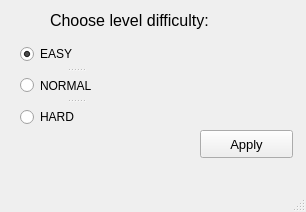
germanivanov0719/Racing, file gameplay/highway_menu/select_level_menu.ui: the form before one commit.
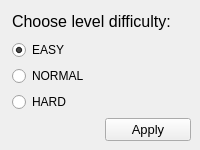
The form after the commit.

Patch:
```diff
--- a/gameplay/highway_menu/select_level_menu.ui
+++ b/gameplay/highway_menu/select_level_menu.ui
@@ -6,8 +6,8 @@
    <rect>
     <x>0</x>
     <y>0</y>
-    <width>306</width>
-    <height>212</height>
+    <width>200</width>
+    <height>150</height>
    </rect>
   </property>
   <property name="sizePolicy">
@@ -18,8 +18,8 @@
   </property>
   <property name="minimumSize">
    <size>
-    <width>306</width>
-    <height>212</height>
+    <width>200</width>
+    <height>150</height>
    </size>
   </property>
   <property name="maximumSize">
@@ -32,15 +32,12 @@
    <string>Select level</string>
   </property>
   <widget class="QWidget" name="centralwidget">
+   <layout class="QGridLayout" name="gridLayout">
+    <property name="leftMargin">
+     <number>12</number>
+    </property>
+    <item row="0" column="0" colspan="2">
    <widget class="QLabel" name="label">
-    <property name="geometry">
-     <rect>
-      <x>50</x>
-      <y>10</y>
-      <width>211</width>
-      <height>21</height>
-     </rect>
-    </property>
     <property name="font">
      <font>
       <pointsize>12</pointsize>
@@ -50,15 +47,9 @@
      <string>Choose level difficulty:</string>
     </property>
    </widget>
+    </item>
+    <item row="2" column="1">
    <widget class="QPushButton" name="pushButton">
-    <property name="geometry">
-     <rect>
-      <x>200</x>
-      <y>130</y>
-      <width>93</width>
-      <height>28</height>
-     </rect>
-    </property>
     <property name="font">
      <font>
       <pointsize>10</pointsize>
@@ -74,18 +65,10 @@
      <bool>false</bool>
     </property>
    </widget>
-   <widget class="QSplitter" name="splitter">
-    <property name="geometry">
-     <rect>
-      <x>20</x>
-      <y>40</y>
-      <width>111</width>
-      <height>91</height>
-     </rect>
-    </property>
-    <property name="orientation">
-     <enum>Qt::Vertical</enum>
-    </property>
+    </item>
+    <item row="1" column="0" colspan="2">
+     <layout class="QVBoxLayout" name="verticalLayout" stretch="1,1,1">
+      <item>
     <widget class="QRadioButton" name="radioButton">
      <property name="enabled">
       <bool>true</bool>
@@ -100,6 +83,8 @@
       <string notr="true">buttonGroup</string>
      </attribute>
     </widget>
+      </item>
+      <item>
     <widget class="QRadioButton" name="radioButton_2">
      <property name="text">
       <string>NORMAL</string>
@@ -108,6 +93,8 @@
       <string notr="true">buttonGroup</string>
      </attribute>
     </widget>
+      </item>
+      <item>
     <widget class="QRadioButton" name="radioButton_3">
      <property name="text">
       <string>HARD</string>
@@ -116,19 +103,11 @@
       <string notr="true">buttonGroup</string>
      </attribute>
     </widget>
-   </widget>
-  </widget>
-  <widget class="QMenuBar" name="menubar">
-   <property name="geometry">
-    <rect>
-     <x>0</x>
-     <y>0</y>
-     <width>306</width>
-     <height>29</height>
-    </rect>
-   </property>
-  </widget>
-  <widget class="QStatusBar" name="statusbar"/>
+      </item>
+     </layout>
+    </item>
+   </layout>
+  </widget>
  </widget>
  <resources/>
  <connections/>
```
Lines whose indentation alone changed are shown as unchanged.
